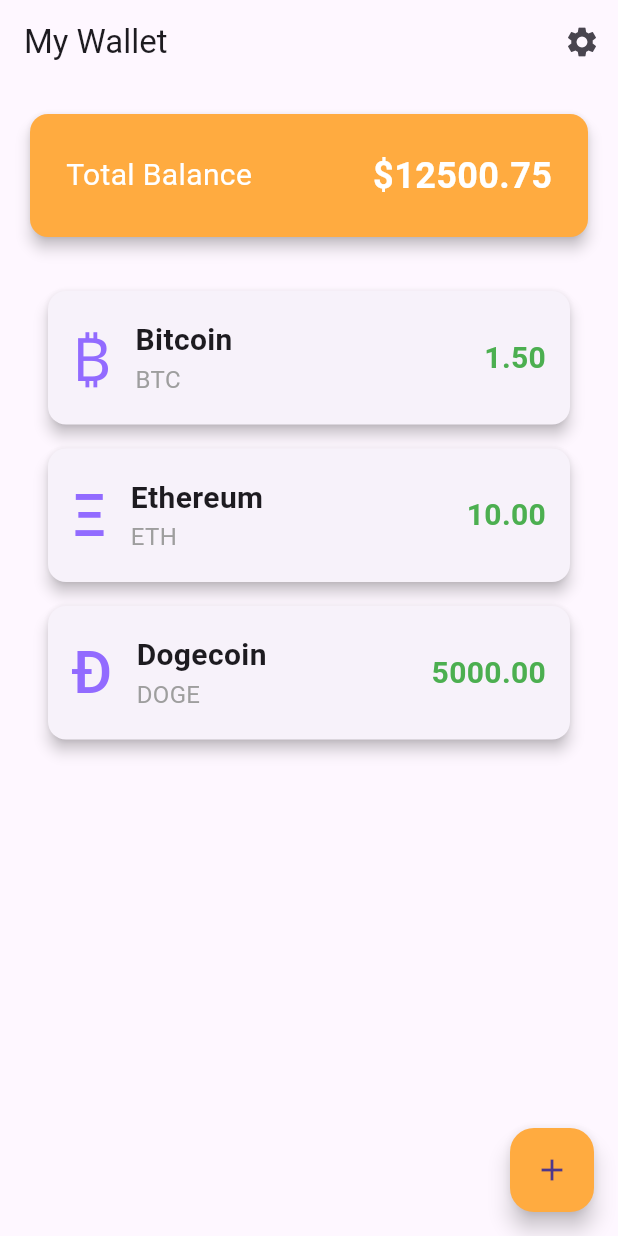
After one commit to maksitox/quantum, a Flutter app: the MainWalletScreen screen opened by its route, on a phone screen of 412 x 824 dp. The commit adds this screen. Run offline on Flutter 3.47's test engine with Material 3 defaults, Android fonts, the phone set to English and light mode, and no system bars.

Commit message:
0.0.12 Create MainWalletScreen

```diff
--- a/lib/main.dart
+++ b/lib/main.dart
@@ -4,6 +4,7 @@ import 'package:flutter/material.dart';
 import 'screens/login_screen.dart';
 import 'screens/registration_screen.dart';
 import 'screens/profile_screen.dart';
+import 'screens/main_wallet_screen.dart';
 
 void main() {
   runApp(const MainApp());
@@ -19,11 +20,12 @@ class MainApp extends StatelessWidget {
       theme: ThemeData(
         primarySwatch: Colors.orange,
       ),
-      home: const LoginScreen(),
+      initialRoute: '/login',
       routes: {
         '/login': (context) => const LoginScreen(),
         '/register': (context) => const RegistrationScreen(),
         '/profile': (context) => ProfileScreen(),
+        '/main_wallet': (context) => MainWalletScreen(),
       },
     );
   }
--- a/lib/screens/login_screen.dart
+++ b/lib/screens/login_screen.dart
@@ -4,8 +4,6 @@ import 'package:flutter/material.dart';
 import '../widgets/logo_widget.dart';
 import '../widgets/custom_text_field.dart';
 import '../widgets/custom_button.dart';
-import 'registration_screen.dart';
-import 'profile_screen.dart';
 
 class LoginScreen extends StatefulWidget {
   const LoginScreen({Key? key}) : super(key: key);
@@ -20,27 +18,20 @@ class _LoginScreenState extends State<LoginScreen> {
 
   void _handleLogin() {
     // Handle login logic here
-    // For now, just print the values
-    print('Email: ${_emailController.text}');
-    print('Password: ${_passwordController.text}');
-    Navigator.push<void>(
-      context,
-      MaterialPageRoute<void>(builder: (context) => ProfileScreen()),
-    );
+    // For now, just navigate to MainWalletScreen
+    Navigator.pushNamed(context, '/main_wallet');
   }
 
   void _navigateToRegister() {
     // Navigate to Registration screen
-    Navigator.push<void>(
-      context,
-      MaterialPageRoute<void>(builder: (context) => const RegistrationScreen()),
-    );
+    Navigator.pushNamed(context, '/register');
   }
 
   @override
   Widget build(BuildContext context) {
     return Scaffold(
       appBar: AppBar(
+        automaticallyImplyLeading: false,
         title: const Text('Login'),
       ),
       body: SingleChildScrollView(
--- /dev/null
+++ b/lib/screens/main_wallet_screen.dart
@@ -0,0 +1,111 @@
+// lib/screens/main_wallet_screen.dart
+
+import 'package:flutter/material.dart';
+import '../widgets/crypto_card.dart';
+
+class MainWalletScreen extends StatelessWidget {
+  MainWalletScreen({Key? key}) : super(key: key);
+
+  final double totalBalance = 12500.75;
+  final List<Map<String, String>> cryptocurrencies = [
+    {
+      'name': 'Bitcoin',
+      'symbol': 'BTC',
+      'amount': '1.5',
+      'icon': '₿',
+    },
+    {
+      'name': 'Ethereum',
+      'symbol': 'ETH',
+      'amount': '10.0',
+      'icon': 'Ξ',
+    },
+    {
+      'name': 'Dogecoin',
+      'symbol': 'DOGE',
+      'amount': '5000.0',
+      'icon': 'Ð',
+    },
+  ];
+
+  void _addNewCrypto(BuildContext context) {
+    ScaffoldMessenger.of(context).showSnackBar(
+      const SnackBar(content: Text('Add New Cryptocurrency')),
+    );
+  }
+
+  @override
+  Widget build(BuildContext context) {
+    return Scaffold(
+      appBar: AppBar(
+        automaticallyImplyLeading: false,
+        title: const Text('My Wallet'),
+        actions: [
+          IconButton(
+            icon: const Icon(Icons.settings),
+            onPressed: () {
+              Navigator.pushNamed(context, '/profile');
+            },
+          ),
+        ],
+      ),
+      body: Padding(
+        padding: const EdgeInsets.all(16.0),
+        child: Column(
+          children: [
+            Card(
+              color: Colors.orangeAccent,
+              shape: RoundedRectangleBorder(
+                borderRadius: BorderRadius.circular(12),
+              ),
+              elevation: 4,
+              child: Padding(
+                padding: const EdgeInsets.all(24.0),
+                child: Row(
+                  mainAxisAlignment: MainAxisAlignment.spaceBetween,
+                  children: [
+                    const Text(
+                      'Total Balance',
+                      style: TextStyle(
+                        fontSize: 20,
+                        color: Colors.white,
+                      ),
+                    ),
+                    Text(
+                      '\$${totalBalance.toStringAsFixed(2)}',
+                      style: const TextStyle(
+                        fontSize: 24,
+                        fontWeight: FontWeight.bold,
+                        color: Colors.white,
+                      ),
+                    ),
+                  ],
+                ),
+              ),
+            ),
+            const SizedBox(height: 24.0),
+            Expanded(
+              child: ListView.builder(
+                itemCount: cryptocurrencies.length,
+                itemBuilder: (context, index) {
+                  final crypto = cryptocurrencies[index];
+                  return CryptoCard(
+                    name: crypto['name']!,
+                    symbol: crypto['symbol']!,
+                    amount: double.parse(crypto['amount']!),
+                    icon: crypto['icon']!,
+                  );
+                },
+              ),
+            ),
+          ],
+        ),
+      ),
+      floatingActionButton: FloatingActionButton(
+        onPressed: () => _addNewCrypto(context),
+        child: const Icon(Icons.add),
+        backgroundColor: Colors.orangeAccent,
+      ),
+    );
+  }
+}
```
